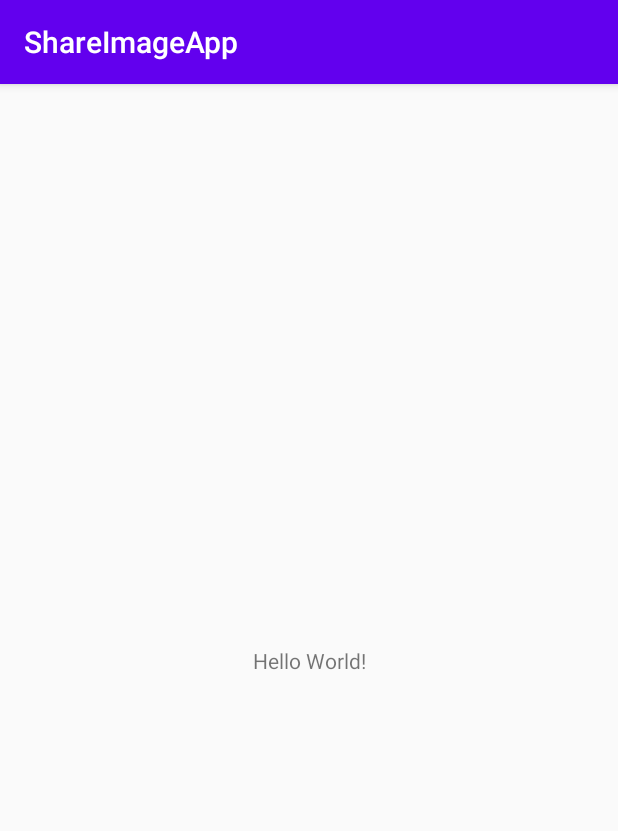
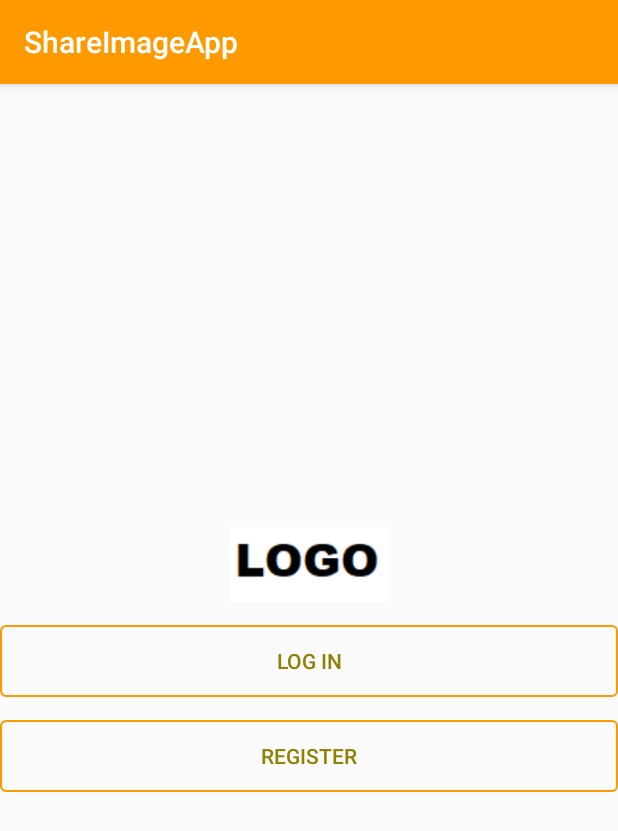
Before and after one commit to mateuszd2411/ShareImageApp, an Android app: the screen it shows after launch (MainActivity before the commit, StartActivity after it), on a phone screen of 412 x 824 dp. Shown: the top 831 px of the screen. Run offline under Robolectric (Android 15) with nearby library versions, the phone set to English and light mode, and no system bars.

Commit message:
Added colors, LoginActivity, RegisterActivity, StartActivity. Design for: activity_login.xml, activity_register.xml. Set views in RegisterActivity, txt_login (have account) set clickable (go to LoginActivity)

```diff
--- a/app/build.gradle
+++ b/app/build.gradle
@@ -1,4 +1,5 @@
 apply plugin: 'com.android.application'
+apply plugin: 'com.google.gms.google-services'
 
 android {
     compileSdkVersion 29
@@ -26,6 +27,9 @@ dependencies {
     implementation fileTree(dir: "libs", include: ["*.jar"])
     implementation 'com.android.support:appcompat-v7:28.0.0'
     implementation 'com.android.support.constraint:constraint-layout:1.1.3'
+    implementation 'com.google.firebase:firebase-auth:16.0.5'
+    implementation 'com.google.firebase:firebase-database:16.0.4'
+    implementation 'com.google.firebase:firebase-storage:16.0.4'
     testImplementation 'junit:junit:4.12'
     androidTestImplementation 'com.android.support.test:runner:1.0.2'
     androidTestImplementation 'com.android.support.test.espresso:espresso-core:3.0.2'
--- a/app/src/main/AndroidManifest.xml
+++ b/app/src/main/AndroidManifest.xml
@@ -9,7 +9,10 @@
         android:roundIcon="@mipmap/ic_launcher_round"
         android:supportsRtl="true"
         android:theme="@style/AppTheme">
-        <activity android:name=".MainActivity">
+        <activity android:name=".MainActivity"></activity>
+        <activity android:name=".RegisterActivity" />
+        <activity android:name=".LoginActivity" />
+        <activity android:name=".StartActivity">
             <intent-filter>
                 <action android:name="android.intent.action.MAIN" />
 
--- /dev/null
+++ b/app/src/main/java/com/example/shareimageapp/StartActivity.java
@@ -0,0 +1,13 @@
+package com.example.shareimageapp;
+
+import android.support.v7.app.AppCompatActivity;
+import android.os.Bundle;
+
+public class StartActivity extends AppCompatActivity {
+
+    @Override
+    protected void onCreate(Bundle savedInstanceState) {
+        super.onCreate(savedInstanceState);
+        setContentView(R.layout.activity_start);
+    }
+}
--- /dev/null
+++ b/app/src/main/res/drawable/button_background.xml
@@ -0,0 +1,10 @@
+<?xml version="1.0" encoding="utf-8"?>
+<shape android:shape="rectangle"
+    xmlns:android="http://schemas.android.com/apk/res/android">
+
+    <corners android:radius="3dp" />
+    <stroke
+        android:width="1dp"
+        android:color="@color/colorPrimary" />
+
+</shape>
--- a/app/src/main/res/layout/activity_main.xml
+++ b/app/src/main/res/layout/activity_main.xml
@@ -6,13 +6,4 @@
     android:layout_height="match_parent"
     tools:context=".MainActivity">
 
-    <TextView
-        android:layout_width="wrap_content"
-        android:layout_height="wrap_content"
-        android:text="Hello World!"
-        app:layout_constraintBottom_toBottomOf="parent"
-        app:layout_constraintLeft_toLeftOf="parent"
-        app:layout_constraintRight_toRightOf="parent"
-        app:layout_constraintTop_toTopOf="parent" />
-
 </android.support.constraint.ConstraintLayout>
--- /dev/null
+++ b/app/src/main/res/layout/activity_start.xml
@@ -0,0 +1,35 @@
+<?xml version="1.0" encoding="utf-8"?>
+<LinearLayout xmlns:android="http://schemas.android.com/apk/res/android"
+    xmlns:app="http://schemas.android.com/apk/res-auto"
+    xmlns:tools="http://schemas.android.com/tools"
+    android:layout_width="match_parent"
+    android:layout_height="match_parent"
+    android:gravity="center"
+    android:orientation="vertical"
+    tools:context=".StartActivity">
+
+    <ImageView
+        android:layout_width="wrap_content"
+        android:layout_height="50dp"
+        android:src="@drawable/logo"/>
+
+    <Button
+        android:id="@+id/login"
+        android:layout_width="match_parent"
+        android:layout_height="wrap_content"
+        android:text="Log In"
+        android:layout_marginTop="15dp"
+        android:textColor="@color/colorPrimaryDark"
+        android:background="@drawable/button_background" />
+
+    <Button
+        android:id="@+id/register"
+        android:layout_width="match_parent"
+        android:layout_height="wrap_content"
+        android:text="Register"
+        android:layout_marginTop="15dp"
+        android:textColor="@color/colorPrimaryDark"
+        android:background="@drawable/button_background" />
+
+
+</LinearLayout>
--- a/app/src/main/res/values/colors.xml
+++ b/app/src/main/res/values/colors.xml
@@ -1,6 +1,7 @@
 <?xml version="1.0" encoding="utf-8"?>
 <resources>
-    <color name="colorPrimary">#6200EE</color>
-    <color name="colorPrimaryDark">#3700B3</color>
-    <color name="colorAccent">#03DAC5</color>
+    <color name="colorPrimary">#FF9900</color>
+    <color name="colorPrimaryDark">#8F8104</color>
+    <color name="colorAccent">#89FA70</color>
+    <color name="colorBlack">#000</color>
 </resources>
--- a/build.gradle
+++ b/build.gradle
@@ -6,6 +6,7 @@ buildscript {
     }
     dependencies {
         classpath "com.android.tools.build:gradle:4.0.0"
+        classpath 'com.google.gms:google-services:4.2.0'
 
         // NOTE: Do not place your application dependencies here; they belong
         // in the individual module build.gradle files
```
Also changed, not shown: app/src/main/java/com/example/shareimageapp/LoginActivity.java (added, +13 -0 lines), app/src/main/java/com/example/shareimageapp/RegisterActivity.java (added, +54 -0 lines), app/src/main/res/drawable/button_back.xml (added, +10 -0 lines), app/src/main/res/drawable/edittext_background.xml (added, +11 -0 lines), app/src/main/res/layout/activity_login.xml (added, +53 -0 lines), app/src/main/res/layout/activity_register.xml (added, +71 -0 lines), app/src/main/res/drawable/logo.png (added).
